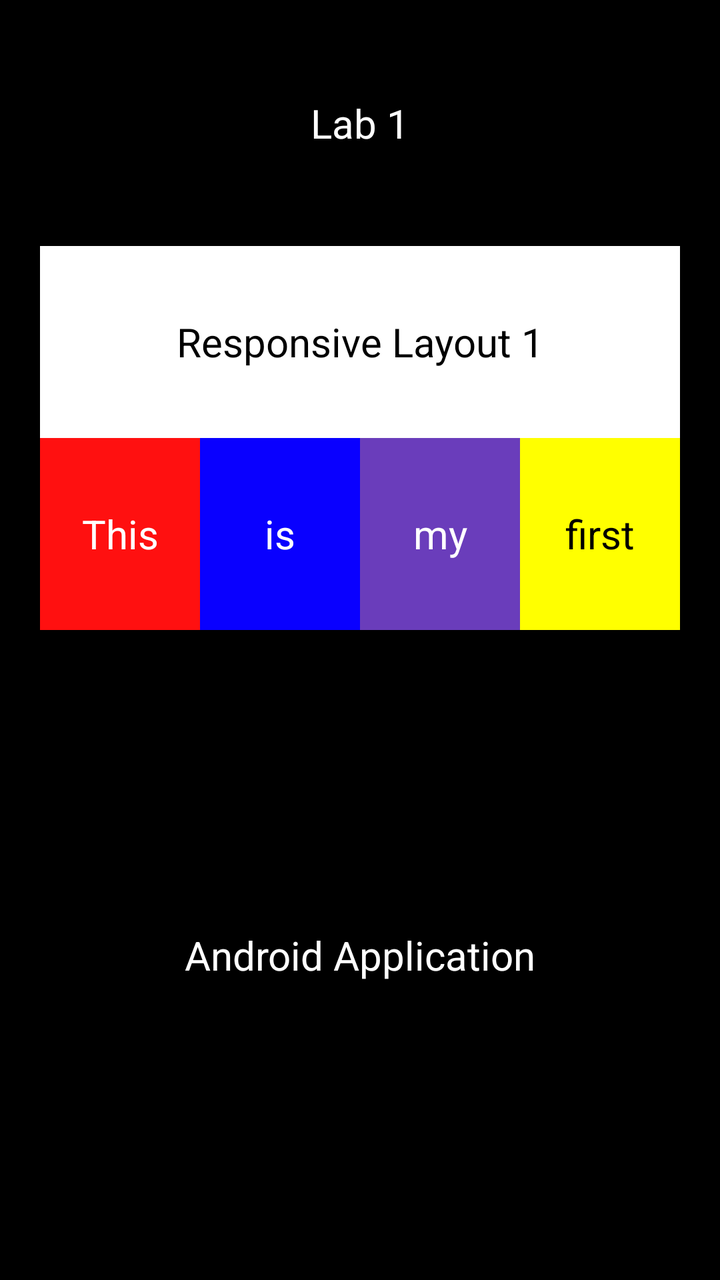
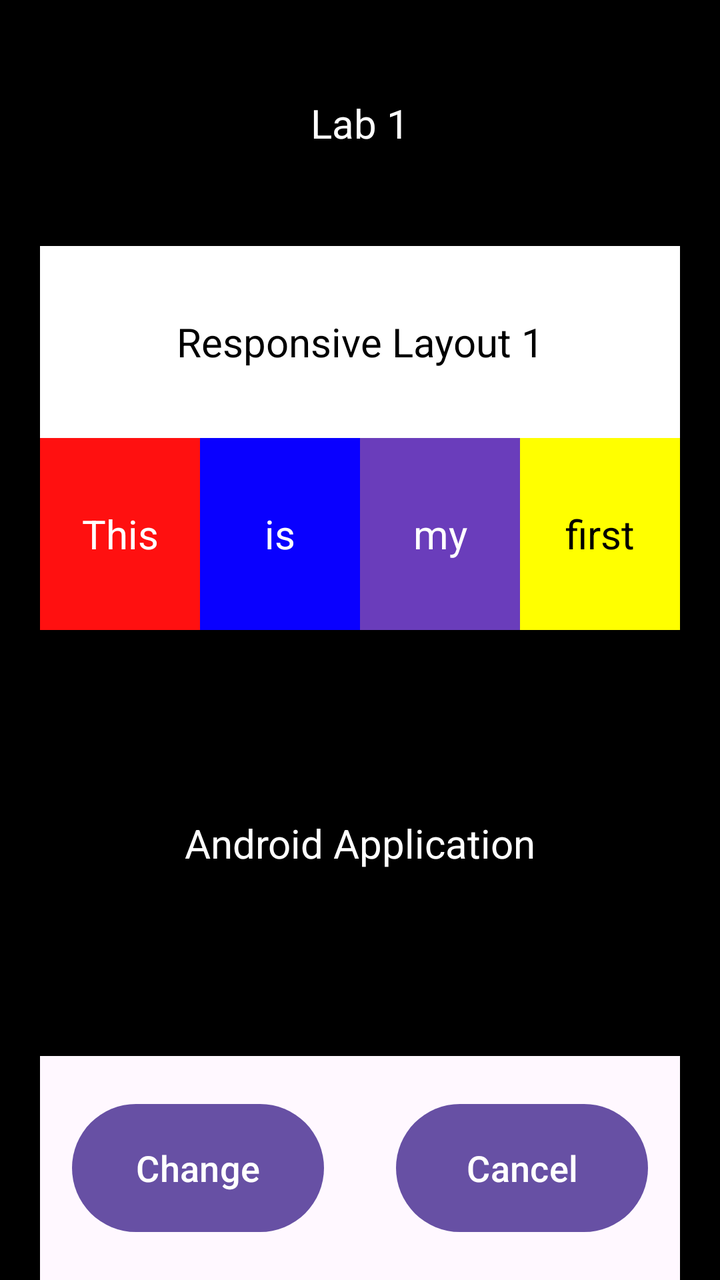

An Android layout rendered at two revisions. The XML below is the earlier revision; the diff shows what the commit changed to produce the second picture.
<!-- AndroidManifest.xml: application theme Theme.Part2 -->
<!-- res/layout/activity_main.xml -->
<?xml version="1.0" encoding="utf-8"?>
<androidx.constraintlayout.widget.ConstraintLayout xmlns:android="http://schemas.android.com/apk/res/android"
    xmlns:app="http://schemas.android.com/apk/res-auto"
    xmlns:tools="http://schemas.android.com/tools"
    android:id="@+id/main"
    android:layout_width="match_parent"
    android:layout_height="match_parent"
    android:background="@android:color/black"
    tools:context=".MainActivity">

    <TextView
        android:id="@+id/labTitle"
        android:layout_width="match_parent"
        android:layout_height="wrap_content"
        android:gravity="center"
        android:paddingTop="48dp"
        android:paddingBottom="48dp"
        android:text="Lab 1"
        android:textColor="@android:color/white"
        android:textSize="20sp"
        app:layout_constraintEnd_toEndOf="parent"
        app:layout_constraintStart_toStartOf="parent"
        app:layout_constraintTop_toTopOf="parent" />

    <TextView
        android:id="@+id/responsiveTitle"
        android:layout_width="0dp"
        android:layout_height="96dp"
        android:layout_marginStart="20dp"
        android:layout_marginEnd="20dp"
        android:background="@android:color/white"
        android:gravity="center"
        android:text="Responsive Layout 1"
        android:textColor="@android:color/black"
        android:textSize="20sp"
        app:layout_constraintEnd_toEndOf="parent"
        app:layout_constraintStart_toStartOf="parent"
        app:layout_constraintTop_toBottomOf="@id/labTitle" />

    <androidx.constraintlayout.widget.ConstraintLayout
        android:id="@+id/colorRow"
        android:layout_width="0dp"
        android:layout_height="96dp"
        android:layout_marginStart="20dp"
        android:layout_marginEnd="20dp"
        app:layout_constraintEnd_toEndOf="parent"
        app:layout_constraintStart_toStartOf="parent"
        app:layout_constraintTop_toBottomOf="@id/responsiveTitle">

        <TextView
            android:id="@+id/thisText"
            android:layout_width="0dp"
            android:layout_height="0dp"
            android:background="#FF1010"
            android:gravity="center"
            android:text="This"
            android:textColor="@android:color/white"
            android:textSize="20sp"
            app:layout_constraintBottom_toBottomOf="parent"
            app:layout_constraintEnd_toStartOf="@id/isText"
            app:layout_constraintHorizontal_chainStyle="spread"
            app:layout_constraintStart_toStartOf="parent"
            app:layout_constraintTop_toTopOf="parent" />

        <TextView
            android:id="@+id/isText"
            android:layout_width="0dp"
            android:layout_height="0dp"
            android:background="#0900FF"
            android:gravity="center"
            android:text="is"
            android:textColor="@android:color/white"
            android:textSize="20sp"
            app:layout_constraintBottom_toBottomOf="parent"
            app:layout_constraintEnd_toStartOf="@id/myText"
            app:layout_constraintStart_toEndOf="@id/thisText"
            app:layout_constraintTop_toTopOf="parent" />

        <TextView
            android:id="@+id/myText"
            android:layout_width="0dp"
            android:layout_height="0dp"
            android:background="#6A3DBB"
            android:gravity="center"
            android:text="my"
            android:textColor="@android:color/white"
            android:textSize="20sp"
            app:layout_constraintBottom_toBottomOf="parent"
            app:layout_constraintEnd_toStartOf="@id/firstText"
            app:layout_constraintStart_toEndOf="@id/isText"
            app:layout_constraintTop_toTopOf="parent" />

        <TextView
            android:id="@+id/firstText"
            android:layout_width="0dp"
            android:layout_height="0dp"
            android:background="#FFFF00"
            android:gravity="center"
            android:text="first"
            android:textColor="@android:color/black"
            android:textSize="20sp"
            app:layout_constraintBottom_toBottomOf="parent"
            app:layout_constraintEnd_toEndOf="parent"
            app:layout_constraintStart_toEndOf="@id/myText"
            app:layout_constraintTop_toTopOf="parent" />
    </androidx.constraintlayout.widget.ConstraintLayout>

    <TextView
        android:id="@+id/applicationText"
        android:layout_width="0dp"
        android:layout_height="0dp"
        android:gravity="center"
        android:text="Android Application"
        android:textColor="@android:color/white"
        android:textSize="20sp"
        app:layout_constraintBottom_toBottomOf="parent"
        app:layout_constraintEnd_toEndOf="parent"
        app:layout_constraintStart_toStartOf="parent"
        app:layout_constraintTop_toBottomOf="@id/colorRow" />

</androidx.constraintlayout.widget.ConstraintLayout>
<!-- resources referenced by this layout -->
<resources>
  <style name="Theme.Part2" parent="Base.Theme.Part2" />
  <style name="Base.Theme.Part2" parent="Theme.Material3.DayNight.NoActionBar">
          
          
      </style>
</resources>

<!-- the commit's change to res/layout/activity_main.xml (unified diff, before → after) -->
@@ -113,9 +113,54 @@
         android:text="Android Application"
         android:textColor="@android:color/white"
         android:textSize="20sp"
-        app:layout_constraintBottom_toBottomOf="parent"
+        app:layout_constraintBottom_toTopOf="@id/buttonRow"
         app:layout_constraintEnd_toEndOf="parent"
         app:layout_constraintStart_toStartOf="parent"
         app:layout_constraintTop_toBottomOf="@id/colorRow" />
 
+    <androidx.constraintlayout.widget.ConstraintLayout
+        android:id="@+id/buttonRow"
+        android:layout_width="0dp"
+        android:layout_height="112dp"
+        android:layout_marginStart="20dp"
+        android:layout_marginEnd="20dp"
+        android:background="#FFF8FF"
+        android:paddingStart="16dp"
+        android:paddingEnd="16dp"
+        app:layout_constraintBottom_toBottomOf="parent"
+        app:layout_constraintEnd_toEndOf="parent"
+        app:layout_constraintStart_toStartOf="parent">
+
+        <Button
+            android:id="@+id/changeButton"
+            android:layout_width="0dp"
+            android:layout_height="64dp"
+            android:layout_marginEnd="18dp"
+            android:background="@drawable/button_background"
+            android:text="Change"
+            android:textAllCaps="false"
+            android:textColor="@android:color/white"
+            android:textSize="18sp"
+            app:layout_constraintBottom_toBottomOf="parent"
+            app:layout_constraintEnd_toStartOf="@id/cancelButton"
+            app:layout_constraintHorizontal_chainStyle="spread"
+            app:layout_constraintStart_toStartOf="parent"
+            app:layout_constraintTop_toTopOf="parent" />
+
+        <Button
+            android:id="@+id/cancelButton"
+            android:layout_width="0dp"
+            android:layout_height="64dp"
+            android:layout_marginStart="18dp"
+            android:background="@drawable/button_background"
+            android:text="Cancel"
+            android:textAllCaps="false"
+            android:textColor="@android:color/white"
+            android:textSize="18sp"
+            app:layout_constraintBottom_toBottomOf="parent"
+            app:layout_constraintEnd_toEndOf="parent"
+            app:layout_constraintStart_toEndOf="@id/changeButton"
+            app:layout_constraintTop_toTopOf="parent" />
+    </androidx.constraintlayout.widget.ConstraintLayout>
+
 </androidx.constraintlayout.widget.ConstraintLayout>
<!-- resource entries referenced after the edit -->
@@ -1,5 +1,12 @@
 <!-- resources referenced by this layout -->
 <resources>
+  <!-- drawable button_background (drawable) -->
+  <?xml version="1.0" encoding="utf-8"?>
+  <shape xmlns:android="http://schemas.android.com/apk/res/android"
+      android:shape="rectangle">
+      <solid android:color="#6F55B5" />
+      <corners android:radius="36dp" />
+  </shape>
   <style name="Theme.Part2" parent="Base.Theme.Part2" />
   <style name="Base.Theme.Part2" parent="Theme.Material3.DayNight.NoActionBar">
           
